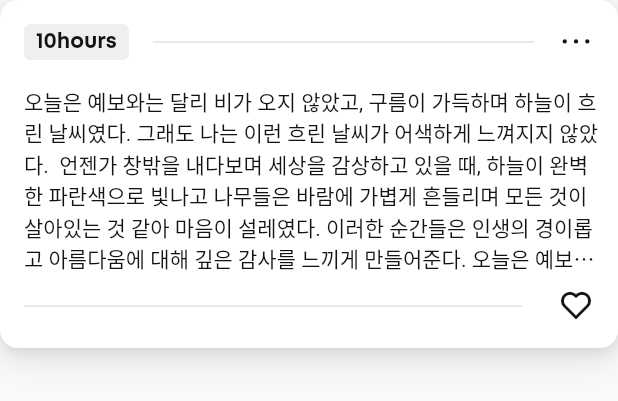
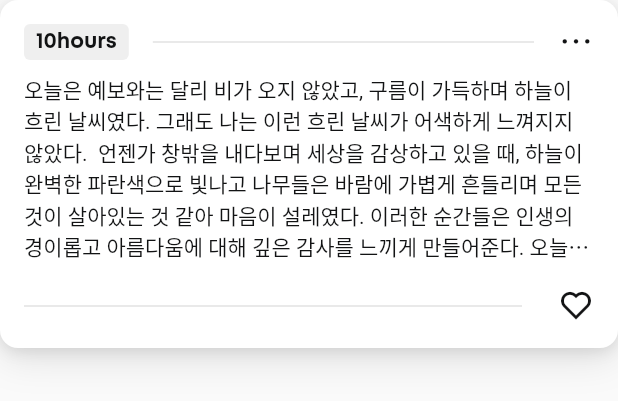
Before and after one commit to Billionaire-Project/four_hours_client, a Flutter app: the SharedCard widget shown alone on an empty page, opened directly, on a phone screen of 412 x 824 dp. Shown: the top 401 px of the screen. Run offline on Flutter 3.47's test engine with Material 2 defaults, Android fonts, the phone set to English and light mode, and no system bars; our stand-ins replace dio, firebase_auth, firebase_core, flutter_riverpod, flutter_secure_storage, flutter_svg and 8 more; accounts and stored records are empty; Roboto replaces fonts that are missing (Pretendard).

Commit message:
[Change] Change padding

```diff
--- a/lib/views/shared_tab/shared_card.dart
+++ b/lib/views/shared_tab/shared_card.dart
@@ -37,7 +37,7 @@ class SharedCard extends ConsumerWidget {
 
     return Container(
       padding:
-          const EdgeInsets.only(top: 8.0, left: 16.0, right: 8.0, bottom: 8.0),
+          const EdgeInsets.only(left: 16.0, top: 8.0, right: 8.0, bottom: 8.0),
       constraints: const BoxConstraints(maxHeight: 232),
       decoration: BoxDecoration(
         color: customThemeColors.background,
@@ -95,8 +95,9 @@ class SharedCard extends ConsumerWidget {
               },
             ),
           ),
-          const Gap(8),
           Expanded(
+            child: Padding(
+              padding: const EdgeInsets.only(right: 8.0),
               child: RichText(
                 overflow: TextOverflow.ellipsis,
                 maxLines: 6,
@@ -110,12 +111,15 @@ class SharedCard extends ConsumerWidget {
                 ),
               ),
             ),
+          ),
+          const Gap(8),
           const CommonRowWithDivider(
             tail: CommonIconButton(
               icon: Icon(
                 CustomIcons.heart_line,
-            )),
-          )
+              ),
+            ),
+          ),
         ],
       ),
     );
```
Lines whose indentation alone changed are shown as unchanged.
